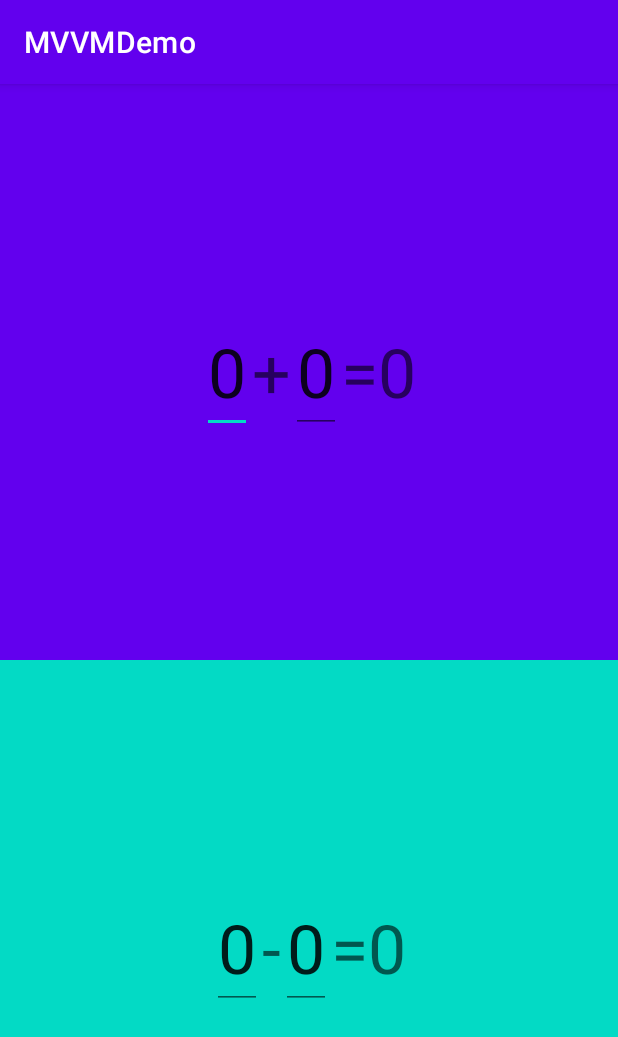
After one commit to initLiu90/MvvMDemo, an Android app: the CalcActivity screen opened directly, with no data from a screen before it, on a phone screen of 412 x 824 dp. The commit adds this screen. Shown: the top 1037 px of the screen. Run offline under Robolectric (Android 15) with nearby library versions, the phone set to English and light mode, and no system bars; network calls fail.

Commit message:
child viewmodel

```diff
--- a/app/build.gradle
+++ b/app/build.gradle
@@ -10,7 +10,7 @@ android {
 
     defaultConfig {
         applicationId "com.lzp.mvvmdemo"
-        minSdkVersion 16
+        minSdkVersion 21
         targetSdkVersion 29
         versionCode 1
         versionName "1.0"
--- /dev/null
+++ b/app/src/main/java/com/lzp/mvvmdemo/Event.kt
@@ -0,0 +1,9 @@
+package com.lzp.mvvmdemo
+
+sealed class Event {
+    data class PlushLeft(val num: Int) : Event()
+    data class PlushRight(val num: Int) : Event()
+
+    data class MinusLeft(val num: Int) : Event()
+    data class MinusRight(val num: Int) : Event()
+}
--- /dev/null
+++ b/app/src/main/java/com/lzp/mvvmdemo/calc/CalcActivity.kt
@@ -0,0 +1,108 @@
+package com.lzp.mvvmdemo.calc
+
+import android.app.Application
+import android.os.Bundle
+import android.text.SpannableStringBuilder
+import androidx.activity.viewModels
+import androidx.appcompat.app.AppCompatActivity
+import androidx.core.widget.doOnTextChanged
+import androidx.lifecycle.ViewModel
+import androidx.lifecycle.ViewModelProvider
+import com.lzp.mvvmdemo.Event
+import com.lzp.mvvmdemo.R
+import com.lzp.mvvmdemo.calc.delegate.MinusDelegate
+import com.lzp.mvvmdemo.calc.delegate.PlusDelegate
+import kotlinx.android.synthetic.main.activity_calc.*
+import java.lang.reflect.InvocationTargetException
+
+class CalcActivity : AppCompatActivity() {
+
+    private val viewModel by viewModels<CalcActivityViewModel> {
+        CalcViewModelProviderFactory(application)
+    }
+
+    override fun onCreate(savedInstanceState: Bundle?) {
+        super.onCreate(savedInstanceState)
+        setContentView(R.layout.activity_calc)
+        initView()
+        observeState()
+    }
+
+    private fun initView() {
+        activity_calc_plus_left_et.doOnTextChanged { text, _, _, _ ->
+            text?.apply {
+                val num = toString().toIntOrNull() ?: 0
+                viewModel.event(Event.PlushLeft(num))
+            }
+        }
+
+        activity_calc_plus_right_et.doOnTextChanged { text, _, _, _ ->
+            text?.apply {
+                val num = toString().toIntOrNull() ?: 0
+                viewModel.event(Event.PlushRight(num))
+            }
+        }
+
+        activity_calc_minus_left_et.doOnTextChanged { text, _, _, _ ->
+            text?.apply {
+                val num = toString().toIntOrNull() ?: 0
+                viewModel.event(Event.MinusLeft(num))
+            }
+        }
+
+        activity_calc_minus_right_et.doOnTextChanged { text, _, _, _ ->
+            text?.apply {
+                val num = toString().toIntOrNull() ?: 0
+                viewModel.event(Event.MinusRight(num))
+            }
+        }
+    }
+
+    private fun observeState() {
+        viewModel.getDelegate(PlusDelegate::class).left.observe(this) {
+            activity_calc_plus_left_et.text = SpannableStringBuilder("${it}")
+        }
+        viewModel.getDelegate(PlusDelegate::class).right.observe(this) {
+            activity_calc_plus_right_et.text = SpannableStringBuilder("${it}")
+        }
+        viewModel.getDelegate(PlusDelegate::class).result.observe(this) {
+            activity_calc_plus_result_tv.text = "${it}"
+        }
+
+        viewModel.getDelegate(MinusDelegate::class).left.observe(this) {
+            activity_calc_minus_left_et.text = SpannableStringBuilder("${it}")
+        }
+        viewModel.getDelegate(MinusDelegate::class).right.observe(this) {
+            activity_calc_minus_right_et.text = SpannableStringBuilder("${it}")
+        }
+
+        viewModel.getDelegate(MinusDelegate::class).result.observe(this) {
+            activity_calc_minus_result_tv.text = "${it}"
+        }
+    }
+}
+
+class CalcViewModelProviderFactory(application: Application) :
+    ViewModelProvider.AndroidViewModelFactory(application) {
+
+    override fun <T : ViewModel?> create(modelClass: Class<T>): T {
+        return if (CalcActivityViewModel::class.java.isAssignableFrom(modelClass)) {
+            return try {
+                modelClass.getConstructor(List::class.java)
+                    .newInstance(
+                        listOf(PlusDelegate(), MinusDelegate())
+                    )
+            } catch (e: NoSuchMethodException) {
+                throw RuntimeException("Cannot create an instance of $modelClass", e)
+            } catch (e: IllegalAccessException) {
+                throw RuntimeException("Cannot create an instance of $modelClass", e)
+            } catch (e: InstantiationException) {
+                throw RuntimeException("Cannot create an instance of $modelClass", e)
+            } catch (e: InvocationTargetException) {
+                throw RuntimeException("Cannot create an instance of $modelClass", e)
+            }
+        } else {
+            super.create(modelClass)
+        }
+    }
+}
--- /dev/null
+++ b/app/src/main/java/com/lzp/mvvmdemo/calc/CalcActivityViewModel.kt
@@ -0,0 +1,25 @@
+package com.lzp.mvvmdemo.calc
+
+import androidx.lifecycle.ViewModel
+import com.lzp.mvvmdemo.Event
+import com.lzp.mvvmdemo.calc.delegate.ViewModeDelegate
+import kotlin.reflect.KClass
+
+class CalcActivityViewModel(delegates: List<ViewModeDelegate>) : ViewModel() {
+    private val delegateMap = mutableMapOf<KClass<*>, ViewModeDelegate>()
+
+    init {
+        delegates.forEach {
+            delegateMap[it::class] = it
+        }
+    }
+
+    fun <T : ViewModeDelegate> getDelegate(delegate: KClass<T>): T =
+        delegateMap[delegate] as T
+
+    fun event(event: Event) {
+        delegateMap.any {
+            it.value.onEvent(event)
+        }
+    }
+}
--- /dev/null
+++ b/app/src/main/java/com/lzp/mvvmdemo/calc/delegate/MinusDelegate.kt
@@ -0,0 +1,35 @@
+package com.lzp.mvvmdemo.calc.delegate
+
+import androidx.lifecycle.LiveData
+import androidx.lifecycle.MutableLiveData
+import com.lzp.mvvmdemo.Event
+
+class MinusDelegate : ViewModeDelegate() {
+    private val _left = MutableLiveData(0)
+    val left: LiveData<Int> = _left
+
+    private val _right = MutableLiveData(0)
+    val right: LiveData<Int> = _right
+
+    private val _result = MutableLiveData(0)
+    val result: LiveData<Int> = _result
+
+    override fun onEvent(event: Event): Boolean =
+        when (event) {
+            is Event.MinusLeft -> {
+                if (_left.value != event.num) {
+                    _left.value = event.num
+                    _result.value = _left.value!! - _right.value!!
+                }
+                true
+            }
+            is Event.MinusRight -> {
+                if (_right.value != event.num) {
+                    _right.value = event.num
+                    _result.value = _left.value!! - _right.value!!
+                }
+                true
+            }
+            else -> false
+        }
+}
--- /dev/null
+++ b/app/src/main/java/com/lzp/mvvmdemo/calc/delegate/PlusDelegate.kt
@@ -0,0 +1,35 @@
+package com.lzp.mvvmdemo.calc.delegate
+
+import androidx.lifecycle.LiveData
+import androidx.lifecycle.MutableLiveData
+import com.lzp.mvvmdemo.Event
+
+class PlusDelegate : ViewModeDelegate() {
+    private val _left = MutableLiveData(0)
+    val left: LiveData<Int> = _left
+
+    private val _right = MutableLiveData(0)
+    val right: LiveData<Int> = _right
+
+    private val _result = MutableLiveData(0)
+    val result: LiveData<Int> = _result
+
+    override fun onEvent(event: Event): Boolean =
+        when (event) {
+            is Event.PlushLeft -> {
+                if (_left.value != event.num) {
+                    _left.value = event.num
+                    _result.value = _left.value!! + _right.value!!
+                }
+                true
+            }
+            is Event.PlushRight -> {
+                if (_right.value != event.num) {
+                    _right.value = event.num
+                    _result.value = _left.value!! + _right.value!!
+                }
+                true
+            }
+            else -> false
+        }
+}
--- /dev/null
+++ b/app/src/main/java/com/lzp/mvvmdemo/calc/delegate/ViewModeDelegate.kt
@@ -0,0 +1,8 @@
+package com.lzp.mvvmdemo.calc.delegate
+
+import com.lzp.mvvmdemo.Event
+
+abstract class ViewModeDelegate {
+
+    abstract fun onEvent(event: Event): Boolean
+}
--- a/app/src/main/java/com/lzp/mvvmdemo/news/MainActivity.kt
+++ b/app/src/main/java/com/lzp/mvvmdemo/news/NewsActivity.kt
@@ -4,13 +4,13 @@ import android.os.Bundle
 import androidx.appcompat.app.AppCompatActivity
 import com.lzp.mvvmdemo.R
 
-class MainActivity : AppCompatActivity() {
+class NewsActivity : AppCompatActivity() {
     override fun onCreate(savedInstanceState: Bundle?) {
         super.onCreate(savedInstanceState)
-        setContentView(R.layout.activity_main)
+        setContentView(R.layout.activity_news)
 
         supportFragmentManager.beginTransaction()
-            .replace(R.id.activity_main_content, MainFragment.newInstance(), MainFragment.TAG)
+            .replace(R.id.activity_main_content, NewsFragment.newInstance(), NewsFragment.TAG)
             .commit()
     }
 }
--- a/app/src/main/java/com/lzp/mvvmdemo/news/MainFragmentViewModel.kt
+++ b/app/src/main/java/com/lzp/mvvmdemo/news/NewsFragmentViewModel.kt
@@ -14,7 +14,7 @@ import com.lzp.mvvmdemo.repository.Repository
 import kotlinx.coroutines.launch
 import retrofit2.HttpException
 
-class MainFragmentViewModel : ViewModel() {
+class NewsFragmentViewModel : ViewModel() {
     private val _news = MutableLiveData<List<ItemViewModel>>()
     val news: LiveData<List<ItemViewModel>> = _news
 
--- /dev/null
+++ b/app/src/main/res/layout/activity_calc.xml
@@ -0,0 +1,95 @@
+<?xml version="1.0" encoding="utf-8"?>
+<LinearLayout xmlns:android="http://schemas.android.com/apk/res/android"
+    xmlns:tools="http://schemas.android.com/tools"
+    android:layout_width="match_parent"
+    android:layout_height="match_parent"
+    android:orientation="vertical">
+
+    <LinearLayout
+        android:layout_width="match_parent"
+        android:layout_height="0dp"
+        android:layout_weight="1"
+        android:background="?android:attr/colorPrimary"
+        android:gravity="center">
+
+        <EditText
+            android:id="@+id/activity_calc_plus_left_et"
+            android:layout_width="wrap_content"
+            android:layout_height="wrap_content"
+            android:inputType="number"
+            android:textAppearance="@style/TextAppearance.AppCompat.Display2"
+            tools:text="1" />
+
+        <TextView
+            android:layout_width="wrap_content"
+            android:layout_height="wrap_content"
+            android:text="+"
+            android:textAppearance="@style/TextAppearance.AppCompat.Display2" />
+
+        <EditText
+            android:id="@+id/activity_calc_plus_right_et"
+            android:layout_width="wrap_content"
+            android:layout_height="wrap_content"
+            android:inputType="number"
+            android:textAppearance="@style/TextAppearance.AppCompat.Display2"
+            tools:text="2" />
+
+        <TextView
+            android:layout_width="wrap_content"
+            android:layout_height="wrap_content"
+            android:text="="
+            android:textAppearance="@style/TextAppearance.AppCompat.Display2" />
+
+        <TextView
+            android:id="@+id/activity_calc_plus_result_tv"
+            android:layout_width="wrap_content"
+            android:layout_height="wrap_content"
+            android:textAppearance="@style/TextAppearance.AppCompat.Display2"
+            tools:text="3" />
+
+    </LinearLayout>
+
+    <LinearLayout
+        android:layout_width="match_parent"
+        android:layout_height="0dp"
+        android:layout_weight="1"
+        android:background="?android:attr/colorAccent"
+        android:gravity="center">
+
+        <EditText
+            android:id="@+id/activity_calc_minus_left_et"
+            android:layout_width="wrap_content"
+            android:layout_height="wrap_content"
+            android:inputType="number"
+            android:textAppearance="@style/TextAppearance.AppCompat.Display2"
+            tools:text="1" />
+
+        <TextView
+            android:layout_width="wrap_content"
+            android:layout_height="wrap_content"
+            android:text="-"
+            android:textAppearance="@style/TextAppearance.AppCompat.Display2" />
+
+        <EditText
+            android:id="@+id/activity_calc_minus_right_et"
+            android:layout_width="wrap_content"
+            android:layout_height="wrap_content"
+            android:inputType="number"
+            android:textAppearance="@style/TextAppearance.AppCompat.Display2"
+            tools:text="2" />
+
+        <TextView
+            android:layout_width="wrap_content"
+            android:layout_height="wrap_content"
+            android:text="="
+            android:textAppearance="@style/TextAppearance.AppCompat.Display2" />
+
+        <TextView
+            android:id="@+id/activity_calc_minus_result_tv"
+            android:layout_width="wrap_content"
+            android:layout_height="wrap_content"
+            android:textAppearance="@style/TextAppearance.AppCompat.Display2"
+            tools:text="-1" />
+
+    </LinearLayout>
+</LinearLayout>
```
Also changed, not shown: app/src/main/AndroidManifest.xml (+5 -3 lines), app/src/main/java/com/lzp/mvvmdemo/MainActivity.kt (added, +23 -0 lines), app/src/main/java/com/lzp/mvvmdemo/news/NewsFragment.kt (renamed from app/src/main/java/com/lzp/mvvmdemo/news/MainFragment.kt, +5 -5 lines), app/src/main/res/layout/activity_main.xml (+15 -13 lines), app/src/main/res/layout/activity_news.xml (added, +18 -0 lines).
